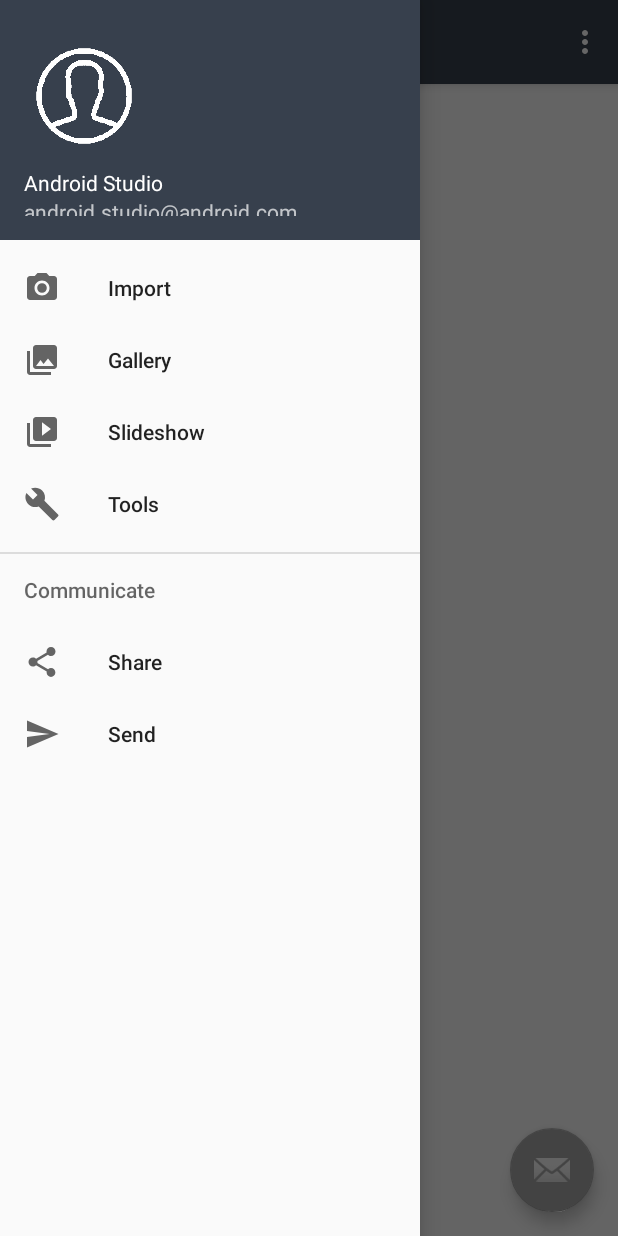
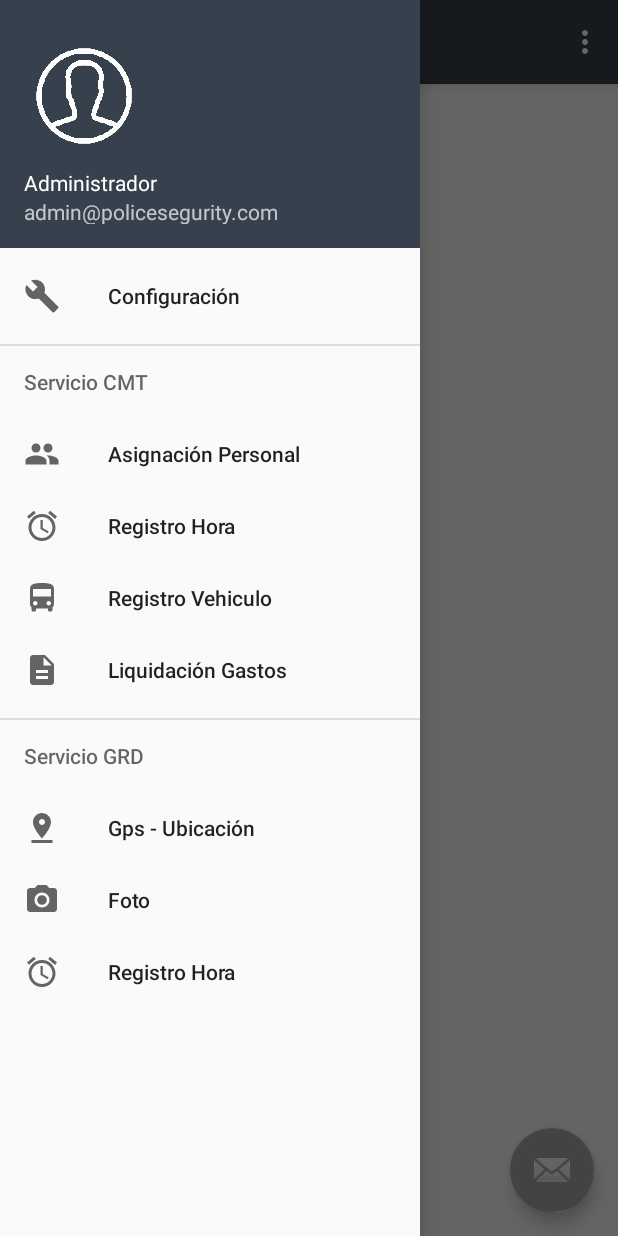
Before and after one commit to aburgosd91/PoliceSegurity, an Android app: the NavigationPolice_Activity screen opened directly, with no data from a screen before it, with the side drawer open, on a phone screen of 412 x 824 dp. Run offline under Robolectric (Android 15) with nearby library versions, the phone set to English and light mode, and no system bars; our stand-ins replace ButterKnife.

Commit message:
Configuración Menu Principal

```diff
--- /dev/null
+++ b/app/src/main/res/drawable/ic_menu_bus.xml
@@ -0,0 +1,9 @@
+<vector xmlns:android="http://schemas.android.com/apk/res/android"
+        android:width="24dp"
+        android:height="24dp"
+        android:viewportWidth="24.0"
+        android:viewportHeight="24.0">
+    <path
+        android:fillColor="#FF000000"
+        android:pathData="M4,16c0,0.88 0.39,1.67 1,2.22L5,20c0,0.55 0.45,1 1,1h1c0.55,0 1,-0.45 1,-1v-1h8v1c0,0.55 0.45,1 1,1h1c0.55,0 1,-0.45 1,-1v-1.78c0.61,-0.55 1,-1.34 1,-2.22L20,6c0,-3.5 -3.58,-4 -8,-4s-8,0.5 -8,4v10zM7.5,17c-0.83,0 -1.5,-0.67 -1.5,-1.5S6.67,14 7.5,14s1.5,0.67 1.5,1.5S8.33,17 7.5,17zM16.5,17c-0.83,0 -1.5,-0.67 -1.5,-1.5s0.67,-1.5 1.5,-1.5 1.5,0.67 1.5,1.5 -0.67,1.5 -1.5,1.5zM18,11L6,11L6,6h12v5z"/>
+</vector>
--- /dev/null
+++ b/app/src/main/res/drawable/ic_menu_clock.xml
@@ -0,0 +1,9 @@
+<vector xmlns:android="http://schemas.android.com/apk/res/android"
+        android:width="24dp"
+        android:height="24dp"
+        android:viewportWidth="24.0"
+        android:viewportHeight="24.0">
+    <path
+        android:fillColor="#FF000000"
+        android:pathData="M22,5.72l-4.6,-3.86 -1.29,1.53 4.6,3.86L22,5.72zM7.88,3.39L6.6,1.86 2,5.71l1.29,1.53 4.59,-3.85zM12.5,8L11,8v6l4.75,2.85 0.75,-1.23 -4,-2.37L12.5,8zM12,4c-4.97,0 -9,4.03 -9,9s4.02,9 9,9c4.97,0 9,-4.03 9,-9s-4.03,-9 -9,-9zM12,20c-3.87,0 -7,-3.13 -7,-7s3.13,-7 7,-7 7,3.13 7,7 -3.13,7 -7,7z"/>
+</vector>
--- /dev/null
+++ b/app/src/main/res/drawable/ic_menu_documento.xml
@@ -0,0 +1,9 @@
+<vector xmlns:android="http://schemas.android.com/apk/res/android"
+        android:width="24dp"
+        android:height="24dp"
+        android:viewportWidth="24.0"
+        android:viewportHeight="24.0">
+    <path
+        android:fillColor="#FF000000"
+        android:pathData="M14,2L6,2c-1.1,0 -1.99,0.9 -1.99,2L4,20c0,1.1 0.89,2 1.99,2L18,22c1.1,0 2,-0.9 2,-2L20,8l-6,-6zM16,18L8,18v-2h8v2zM16,14L8,14v-2h8v2zM13,9L13,3.5L18.5,9L13,9z"/>
+</vector>
--- /dev/null
+++ b/app/src/main/res/drawable/ic_menu_people.xml
@@ -0,0 +1,9 @@
+<vector xmlns:android="http://schemas.android.com/apk/res/android"
+        android:width="24dp"
+        android:height="24dp"
+        android:viewportWidth="24.0"
+        android:viewportHeight="24.0">
+    <path
+        android:fillColor="#FF000000"
+        android:pathData="M16,11c1.66,0 2.99,-1.34 2.99,-3S17.66,5 16,5c-1.66,0 -3,1.34 -3,3s1.34,3 3,3zM8,11c1.66,0 2.99,-1.34 2.99,-3S9.66,5 8,5C6.34,5 5,6.34 5,8s1.34,3 3,3zM8,13c-2.33,0 -7,1.17 -7,3.5L1,19h14v-2.5c0,-2.33 -4.67,-3.5 -7,-3.5zM16,13c-0.29,0 -0.62,0.02 -0.97,0.05 1.16,0.84 1.97,1.97 1.97,3.45L17,19h6v-2.5c0,-2.33 -4.67,-3.5 -7,-3.5z"/>
+</vector>
--- /dev/null
+++ b/app/src/main/res/drawable/ic_menu_posicion.xml
@@ -0,0 +1,9 @@
+<vector xmlns:android="http://schemas.android.com/apk/res/android"
+        android:width="24dp"
+        android:height="24dp"
+        android:viewportWidth="24.0"
+        android:viewportHeight="24.0">
+    <path
+        android:fillColor="#FF000000"
+        android:pathData="M18,8c0,-3.31 -2.69,-6 -6,-6S6,4.69 6,8c0,4.5 6,11 6,11s6,-6.5 6,-11zM10,8c0,-1.1 0.9,-2 2,-2s2,0.9 2,2 -0.89,2 -2,2c-1.1,0 -2,-0.9 -2,-2zM5,20v2h14v-2L5,20z"/>
+</vector>
--- a/app/src/main/res/layout/nav_header_navigation_police.xml
+++ b/app/src/main/res/layout/nav_header_navigation_police.xml
@@ -2,7 +2,6 @@
 <LinearLayout xmlns:android="http://schemas.android.com/apk/res/android"
     xmlns:app="http://schemas.android.com/apk/res-auto"
     android:layout_width="match_parent"
-    android:layout_height="@dimen/nav_header_height"
     android:background="@color/colorPrimary"
     android:gravity="bottom"
     android:orientation="vertical"
@@ -10,7 +9,8 @@
     android:paddingLeft="@dimen/activity_horizontal_margin"
     android:paddingRight="@dimen/activity_horizontal_margin"
     android:paddingTop="@dimen/activity_vertical_margin"
-    android:theme="@style/ThemeOverlay.AppCompat.Dark">
+    android:theme="@style/ThemeOverlay.AppCompat.Dark"
+    android:layout_height="165dp">
 
     <ImageView
         android:id="@+id/imageView"
@@ -23,13 +23,13 @@
         android:layout_width="match_parent"
         android:layout_height="wrap_content"
         android:paddingTop="@dimen/nav_header_vertical_spacing"
-        android:text="Android Studio"
+        android:text="Administrador"
         android:textAppearance="@style/TextAppearance.AppCompat.Body1" />
 
     <TextView
         android:id="@+id/textView"
         android:layout_width="wrap_content"
         android:layout_height="wrap_content"
-        android:text="android.studio@android.com" />
+        android:text="admin@policesegurity.com" />
 
 </LinearLayout>
--- a/app/src/main/res/menu/activity_navigation_police_drawer.xml
+++ b/app/src/main/res/menu/activity_navigation_police_drawer.xml
@@ -3,33 +3,44 @@
 
     <group android:checkableBehavior="single">
         <item
-            android:id="@+id/nav_camera"
-            android:icon="@drawable/ic_menu_camera"
-            android:title="Import" />
-        <item
-            android:id="@+id/nav_gallery"
-            android:icon="@drawable/ic_menu_gallery"
-            android:title="Gallery" />
-        <item
-            android:id="@+id/nav_slideshow"
-            android:icon="@drawable/ic_menu_slideshow"
-            android:title="Slideshow" />
-        <item
-            android:id="@+id/nav_manage"
+            android:id="@+id/menu_configuracion"
             android:icon="@drawable/ic_menu_manage"
-            android:title="Tools" />
+            android:title="Configuración" />
     </group>
-
-    <item android:title="Communicate">
+    <item android:title="Servicio CMT">
         <menu>
             <item
-                android:id="@+id/nav_share"
-                android:icon="@drawable/ic_menu_share"
-                android:title="Share" />
+                android:id="@+id/mov_asignacion_personal"
+                android:icon="@drawable/ic_menu_people"
+                android:title="Asignación Personal" />
             <item
-                android:id="@+id/nav_send"
-                android:icon="@drawable/ic_menu_send"
-                android:title="Send" />
+                android:id="@+id/mov_registro_horas_cmt"
+                android:icon="@drawable/ic_menu_clock"
+                android:title="Registro Hora" />
+            <item
+                android:id="@+id/mov_registro_vehiculo"
+                android:icon="@drawable/ic_menu_bus"
+                android:title="Registro Vehiculo" />
+            <item
+                android:id="@+id/mov_liquidacion_gastos"
+                android:icon="@drawable/ic_menu_documento"
+                android:title="Liquidación Gastos" />
+        </menu>
+    </item>
+    <item android:title="Servicio GRD">
+        <menu>
+            <item
+                android:id="@+id/mov_ubicacion_gmap"
+                android:icon="@drawable/ic_menu_posicion"
+                android:title="Gps - Ubicación" />
+            <item
+                android:id="@+id/mov_foto"
+                android:icon="@drawable/ic_menu_camera"
+                android:title="Foto" />
+            <item
+                android:id="@+id/mov_registro_horas_grd"
+                android:icon="@drawable/ic_menu_clock"
+                android:title="Registro Hora" />
         </menu>
     </item>
 
```
